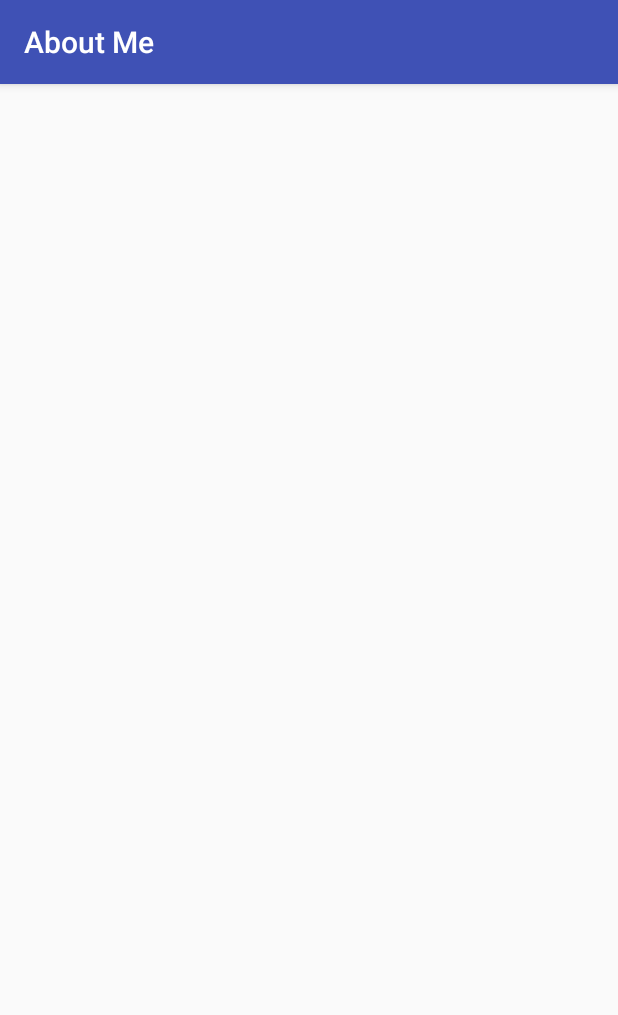
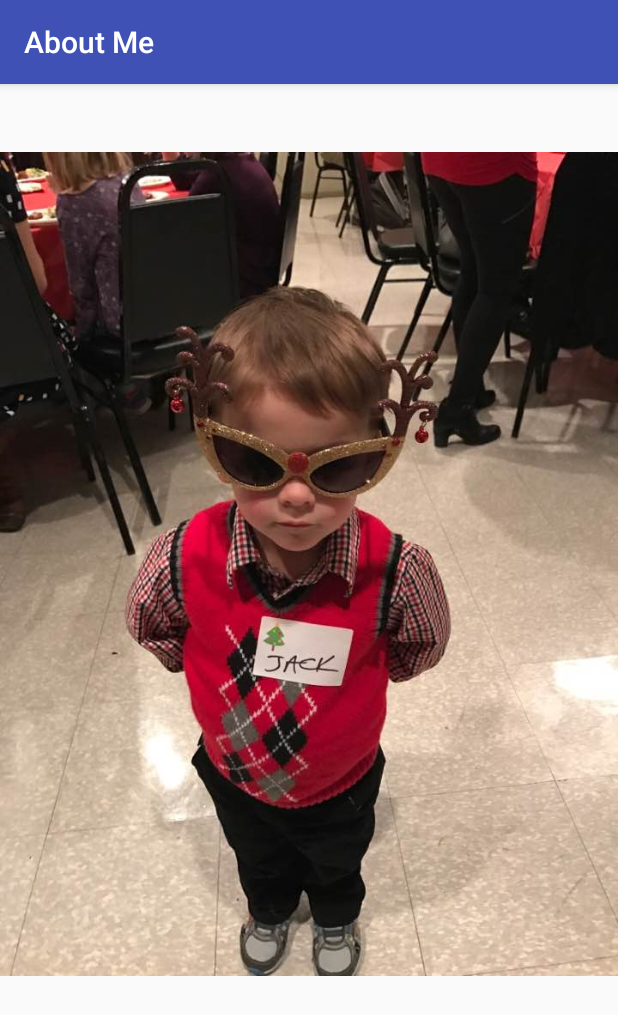
Before and after one commit to rhinds1004/AboutMe, an Android app: the imageActivity screen opened directly, with no data from a screen before it, on a phone screen of 412 x 824 dp. Shown: the top 1015 px of the screen. Run offline under Robolectric (Android 15) with nearby library versions, the phone set to English and light mode, and no system bars.

Commit message:
added text and image activities

```diff
--- a/app/src/main/AndroidManifest.xml
+++ b/app/src/main/AndroidManifest.xml
@@ -19,7 +19,9 @@
                 <category android:name="android.intent.category.LAUNCHER" />
             </intent-filter>
         </activity>
-        <activity android:name=".ToastActivity"></activity>
+        <activity android:name=".ToastActivity" />
+        <activity android:name=".textActivity" />
+        <activity android:name=".imageActivity"></activity>
     </application>
 
 </manifest>
--- a/app/src/main/java/tcss450/uw/edu/aboutme/ToastActivity.java
+++ b/app/src/main/java/tcss450/uw/edu/aboutme/imageActivity.java
@@ -3,11 +3,11 @@ package tcss450.uw.edu.aboutme;
 import android.support.v7.app.AppCompatActivity;
 import android.os.Bundle;
 
-public class ToastActivity extends AppCompatActivity {
+public class imageActivity extends AppCompatActivity {
 
     @Override
     protected void onCreate(Bundle savedInstanceState) {
         super.onCreate(savedInstanceState);
-        setContentView(R.layout.activity_toast);
+        setContentView(R.layout.activity_image);
     }
 }
--- a/app/src/main/res/layout-land/activity_toast.xml
+++ /dev/null
@@ -1,9 +0,0 @@
-<?xml version="1.0" encoding="utf-8"?>
-<android.support.constraint.ConstraintLayout xmlns:android="http://schemas.android.com/apk/res/android"
-    xmlns:app="http://schemas.android.com/apk/res-auto"
-    xmlns:tools="http://schemas.android.com/tools"
-    android:layout_width="match_parent"
-    android:layout_height="match_parent"
-    tools:context="tcss450.uw.edu.aboutme.ToastActivity">
-
-</android.support.constraint.ConstraintLayout>
--- a/app/src/main/res/layout-land/content_main.xml
+++ b/app/src/main/res/layout-land/content_main.xml
@@ -14,6 +14,7 @@
         android:layout_height="wrap_content"
         android:layout_marginTop="17dp"
         android:background="@android:color/holo_green_light"
+        android:onClick="sendText"
         android:text="@string/text"
         app:layout_constraintLeft_toLeftOf="parent"
         app:layout_constraintRight_toRightOf="parent"
--- /dev/null
+++ b/app/src/main/res/layout/activity_image.xml
@@ -0,0 +1,19 @@
+<?xml version="1.0" encoding="utf-8"?>
+<android.support.constraint.ConstraintLayout xmlns:android="http://schemas.android.com/apk/res/android"
+    xmlns:app="http://schemas.android.com/apk/res-auto"
+    xmlns:tools="http://schemas.android.com/tools"
+    android:layout_width="match_parent"
+    android:layout_height="match_parent"
+    tools:context="tcss450.uw.edu.aboutme.imageActivity">
+
+    <ImageView
+        android:id="@+id/imageView"
+        android:layout_width="wrap_content"
+        android:layout_height="wrap_content"
+        app:layout_constraintLeft_toLeftOf="parent"
+        app:layout_constraintRight_toRightOf="parent"
+        app:srcCompat="@mipmap/jackpng"
+        app:layout_constraintHorizontal_bias="0.0"
+        app:layout_constraintTop_toTopOf="parent"
+        android:layout_marginTop="0dp" />
+</android.support.constraint.ConstraintLayout>
--- a/app/src/main/res/layout/activity_toast.xml
+++ /dev/null
@@ -1,9 +0,0 @@
-<?xml version="1.0" encoding="utf-8"?>
-<android.support.constraint.ConstraintLayout xmlns:android="http://schemas.android.com/apk/res/android"
-    xmlns:app="http://schemas.android.com/apk/res-auto"
-    xmlns:tools="http://schemas.android.com/tools"
-    android:layout_width="match_parent"
-    android:layout_height="match_parent"
-    tools:context="tcss450.uw.edu.aboutme.ToastActivity">
-
-</android.support.constraint.ConstraintLayout>
--- a/app/src/main/res/layout/content_main.xml
+++ b/app/src/main/res/layout/content_main.xml
@@ -14,6 +14,7 @@
         android:layout_height="wrap_content"
         android:layout_marginTop="41dp"
         android:background="@android:color/holo_green_light"
+        android:onClick="sendText"
         android:text="@string/text"
         app:layout_constraintLeft_toLeftOf="parent"
         app:layout_constraintRight_toRightOf="parent"
@@ -59,6 +60,7 @@
         android:layout_height="wrap_content"
         android:layout_marginTop="41dp"
         android:background="@android:color/holo_blue_dark"
+        android:onClick="sendImage"
         android:text="@string/image"
         app:layout_constraintLeft_toLeftOf="parent"
         app:layout_constraintRight_toRightOf="parent"
--- a/app/src/main/res/values/strings.xml
+++ b/app/src/main/res/values/strings.xml
@@ -6,4 +6,5 @@
     <string name="web">Web</string>
     <string name="text">Text</string>
     <string name="toast">Toast</string>
+
 </resources>
```
Also changed, not shown: app/src/main/java/tcss450/uw/edu/aboutme/MainActivity.java (+16 -0 lines), app/src/main/java/tcss450/uw/edu/aboutme/textActivity.java (added, +13 -0 lines), app/src/main/res/layout-land/activity_text.xml (added, +40 -0 lines), app/src/main/res/layout/activity_text.xml (added, +40 -0 lines), app/src/main/res/mipmap-hdpi/jackpng.png (added).
